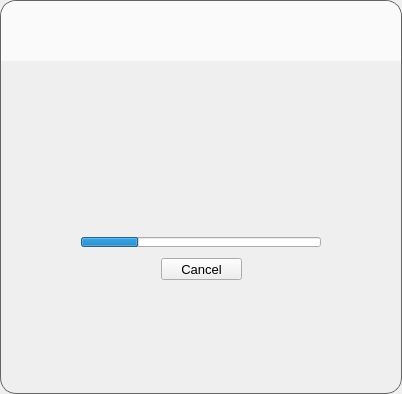
meganz/MEGAsync, file src/MEGASync/gui/win/GuestWidget.ui: the form before one commit.
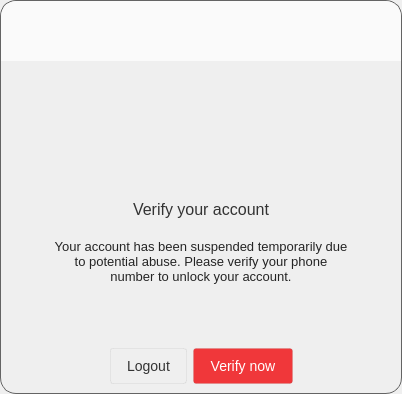
The form after the commit. The open tabs and pages were chosen to show the change. Icons and pictures are not drawn.

Commit message: add verify sms page to windows & linux too

The edit to the form file:
```diff
--- a/src/MEGASync/gui/win/GuestWidget.ui
+++ b/src/MEGASync/gui/win/GuestWidget.ui
@@ -1487,6 +1487,350 @@
           </item>
          </layout>
         </widget>
+        <widget class="QWidget" name="pVerifySMSAccount">
+         <layout class="QVBoxLayout" name="verticalLayout_11">
+          <property name="spacing">
+           <number>0</number>
+          </property>
+          <property name="leftMargin">
+           <number>0</number>
+          </property>
+          <property name="topMargin">
+           <number>0</number>
+          </property>
+          <property name="rightMargin">
+           <number>0</number>
+          </property>
+          <property name="bottomMargin">
+           <number>0</number>
+          </property>
+          <item>
+           <widget class="QWidget" name="wContainerVerifySMS" native="true">
+            <property name="styleSheet">
+             <string notr="true">background: transparent;
+image: none;</string>
+            </property>
+            <layout class="QVBoxLayout" name="verticalLayout_13">
+             <property name="spacing">
+              <number>0</number>
+             </property>
+             <property name="leftMargin">
+              <number>0</number>
+             </property>
+             <property name="topMargin">
+              <number>0</number>
+             </property>
+             <property name="rightMargin">
+              <number>0</number>
+             </property>
+             <property name="bottomMargin">
+              <number>0</number>
+             </property>
+             <item>
+              <widget class="QWidget" name="wVerifyIcon" native="true">
+               <property name="sizePolicy">
+                <sizepolicy hsizetype="Preferred" vsizetype="Fixed">
+                 <horstretch>0</horstretch>
+                 <verstretch>0</verstretch>
+                </sizepolicy>
+               </property>
+               <property name="minimumSize">
+                <size>
+                 <width>0</width>
+                 <height>70</height>
+                </size>
+               </property>
+               <property name="maximumSize">
+                <size>
+                 <width>16777215</width>
+                 <height>70</height>
+                </size>
+               </property>
+               <layout class="QHBoxLayout" name="horizontalLayout_10">
+                <property name="spacing">
+                 <number>0</number>
+                </property>
+                <property name="leftMargin">
+                 <number>0</number>
+                </property>
+                <property name="topMargin">
+                 <number>0</number>
+                </property>
+                <property name="rightMargin">
+                 <number>0</number>
+                </property>
+                <property name="bottomMargin">
+                 <number>0</number>
+                </property>
+                <item>
+                 <spacer name="horizontalSpacer_13">
+                  <property name="orientation">
+                   <enum>Qt::Horizontal</enum>
+                  </property>
+                  <property name="sizeHint" stdset="0">
+                   <size>
+                    <width>162</width>
+                    <height>20</height>
+                   </size>
+                  </property>
+                 </spacer>
+                </item>
+                <item>
+                 <widget class="QToolButton" name="bVerifyIcon">
+                  <property name="minimumSize">
+                   <size>
+                    <width>70</width>
+                    <height>70</height>
+                   </size>
+                  </property>
+                  <property name="maximumSize">
+                   <size>
+                    <width>70</width>
+                    <height>70</height>
+                   </size>
+                  </property>
+                  <property name="styleSheet">
+                   <string notr="true">border: none;</string>
+                  </property>
+                  <property name="text">
+                   <string/>
+                  </property>
+                  <property name="icon">
+                   <iconset>
+                    <normalon>:/images/locked_account_ico.png</normalon>
+                   </iconset>
+                  </property>
+                  <property name="iconSize">
+                   <size>
+                    <width>70</width>
+                    <height>70</height>
+                   </size>
+                  </property>
+                 </widget>
+                </item>
+                <item>
+                 <spacer name="horizontalSpacer_14">
+                  <property name="orientation">
+                   <enum>Qt::Horizontal</enum>
+                  </property>
+                  <property name="sizeHint" stdset="0">
+                   <size>
+                    <width>162</width>
+                    <height>20</height>
+                   </size>
+                  </property>
+                 </spacer>
+                </item>
+               </layout>
+              </widget>
+             </item>
+             <item>
+              <widget class="QWidget" name="wContainerVerifySMS_2" native="true">
+               <property name="sizePolicy">
+                <sizepolicy hsizetype="Preferred" vsizetype="Preferred">
+                 <horstretch>0</horstretch>
+                 <verstretch>0</verstretch>
+                </sizepolicy>
+               </property>
+               <layout class="QVBoxLayout" name="verticalLayout_12">
+                <property name="spacing">
+                 <number>0</number>
+                </property>
+                <property name="leftMargin">
+                 <number>50</number>
+                </property>
+                <property name="topMargin">
+                 <number>0</number>
+                </property>
+                <property name="rightMargin">
+                 <number>50</number>
+                </property>
+                <property name="bottomMargin">
+                 <number>0</number>
+                </property>
+                <item>
+                 <spacer name="verticalSpacer_3">
+                  <property name="orientation">
+                   <enum>Qt::Vertical</enum>
+                  </property>
+                  <property name="sizeHint" stdset="0">
+                   <size>
+                    <width>20</width>
+                    <height>40</height>
+                   </size>
+                  </property>
+                 </spacer>
+                </item>
+                <item>
+                 <widget class="QLabel" name="lVerifySMSTitle">
+                  <property name="sizePolicy">
+                   <sizepolicy hsizetype="Preferred" vsizetype="Expanding">
+                    <horstretch>0</horstretch>
+                    <verstretch>0</verstretch>
+                   </sizepolicy>
+                  </property>
+                  <property name="styleSheet">
+                   <string notr="true">#lVerifySMSTitle
+{
+        color: #333333;
+        font-family: &quot;Lato&quot;;
+        font-size: 16px;
+}</string>
+                  </property>
+                  <property name="text">
+                   <string>Verify your account</string>
+                  </property>
+                  <property name="alignment">
+                   <set>Qt::AlignCenter</set>
+                  </property>
+                 </widget>
+                </item>
+                <item>
+                 <widget class="QLabel" name="lVerifySMSDesc">
+                  <property name="sizePolicy">
+                   <sizepolicy hsizetype="Preferred" vsizetype="Expanding">
+                    <horstretch>0</horstretch>
+                    <verstretch>0</verstretch>
+                   </sizepolicy>
+                  </property>
+                  <property name="styleSheet">
+                   <string notr="true">#lVerifySMSDesc
+{
+        color: rgba(0,0,0,0.85);
+        font-family: &quot;Lato&quot;;
+        font-size: 13px;
+        line-height: 15px;
+}</string>
+                  </property>
+                  <property name="text">
+                   <string>Your account has been suspended temporarily due to potential abuse. Please verify your phone number to unlock your account.</string>
+                  </property>
+                  <property name="alignment">
+                   <set>Qt::AlignCenter</set>
+                  </property>
+                  <property name="wordWrap">
+                   <bool>true</bool>
+                  </property>
+                 </widget>
+                </item>
+                <item>
+                 <spacer name="verticalSpacer_4">
+                  <property name="orientation">
+                   <enum>Qt::Vertical</enum>
+                  </property>
+                  <property name="sizeHint" stdset="0">
+                   <size>
+                    <width>20</width>
+                    <height>40</height>
+                   </size>
+                  </property>
+                 </spacer>
+                </item>
+               </layout>
+              </widget>
+             </item>
+             <item>
+              <widget class="QWidget" name="wVerifySMSButtons" native="true">
+               <property name="sizePolicy">
+                <sizepolicy hsizetype="Preferred" vsizetype="Preferred">
+                 <horstretch>0</horstretch>
+                 <verstretch>0</verstretch>
+                </sizepolicy>
+               </property>
+               <property name="minimumSize">
+                <size>
+                 <width>0</width>
+                 <height>0</height>
+                </size>
+               </property>
+               <property name="maximumSize">
+                <size>
+                 <width>16777215</width>
+                 <height>16777215</height>
+                </size>
+               </property>
+               <layout class="QHBoxLayout" name="horizontalLayout_9">
+                <item>
+                 <spacer name="horizontalSpacer_11">
+                  <property name="orientation">
+                   <enum>Qt::Horizontal</enum>
+                  </property>
+                  <property name="sizeHint" stdset="0">
+                   <size>
+                    <width>66</width>
+                    <height>20</height>
+                   </size>
+                  </property>
+                 </spacer>
+                </item>
+                <item>
+                 <widget class="QPushButton" name="bVerifySMSLogout">
+                  <property name="cursor">
+                   <cursorShape>PointingHandCursor</cursorShape>
+                  </property>
+                  <property name="styleSheet">
+                   <string notr="true">#bVerifySMSLogout
+{
+ background-color: qlineargradient(x1: 0, y1: 0, x2: 0, y2: 1,
+                                      stop: 0 #ffffff, stop: 1 #fcfcfc);
+ border-radius: 3px;
+ border: 1px solid rgba(0, 0, 0, 5%);
+ padding: 9px 16px 9px 16px;
+ font-family: &quot;Lato&quot;;
+ font-size: 14px;
+ color: #333333;
+
+}</string>
+                  </property>
+                  <property name="text">
+                   <string>Logout</string>
+                  </property>
+                 </widget>
+                </item>
+                <item>
+                 <widget class="QPushButton" name="bVerifySMS">
+                  <property name="cursor">
+                   <cursorShape>PointingHandCursor</cursorShape>
+                  </property>
+                  <property name="styleSheet">
+                   <string notr="true">#bVerifySMS
+{
+background-color: #F0373A;
+ border-radius: 3px;
+ border: 1px solid rgba(0, 0, 0, 5%);
+ padding: 9px 16px 9px 16px;
+ font-family: &quot;Lato&quot;;
+ font-size: 14px;
+ color: #ffffff;
+
+}</string>
+                  </property>
+                  <property name="text">
+                   <string>Verify now</string>
+                  </property>
+                 </widget>
+                </item>
+                <item>
+                 <spacer name="horizontalSpacer_12">
+                  <property name="orientation">
+                   <enum>Qt::Horizontal</enum>
+                  </property>
+                  <property name="sizeHint" stdset="0">
+                   <size>
+                    <width>65</width>
+                    <height>20</height>
+                   </size>
+                  </property>
+                 </spacer>
+                </item>
+               </layout>
+              </widget>
+             </item>
+            </layout>
+           </widget>
+          </item>
+         </layout>
+        </widget>
        </widget>
       </item>
      </layout>
```
Left out of the diff: 2 changed lines with no effect on the pictures. The commit also changes 1 other file.
